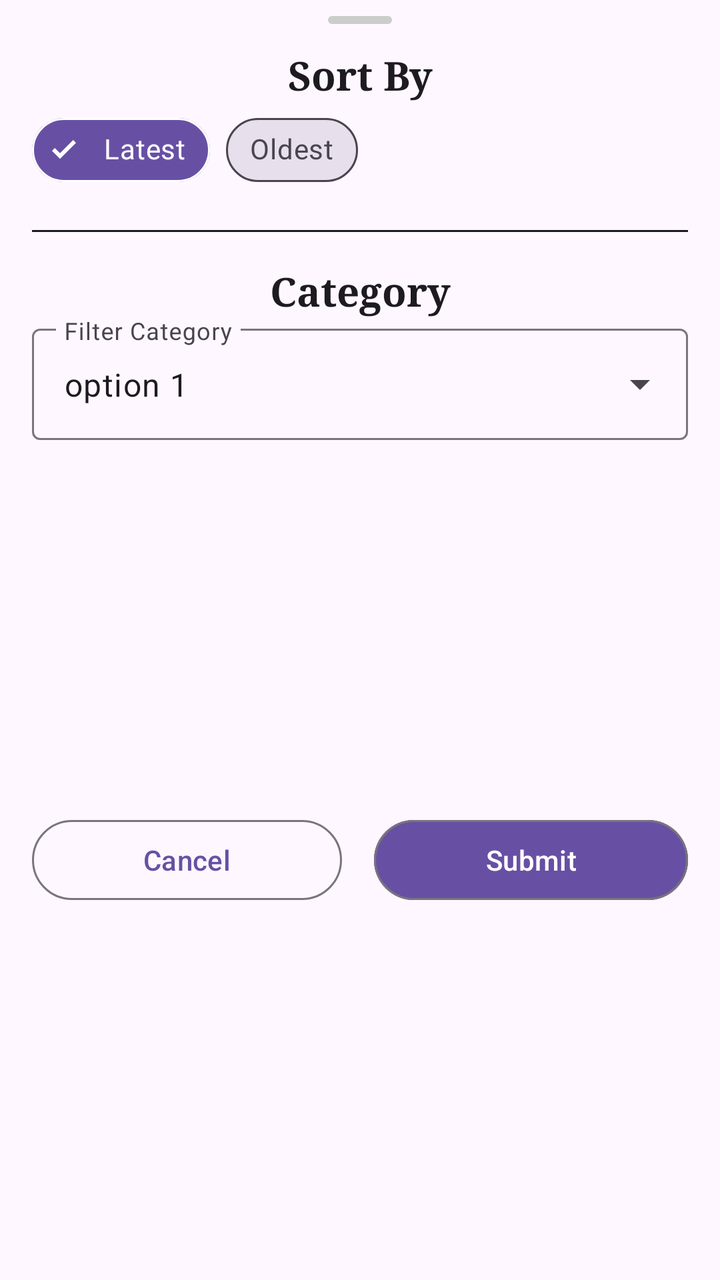
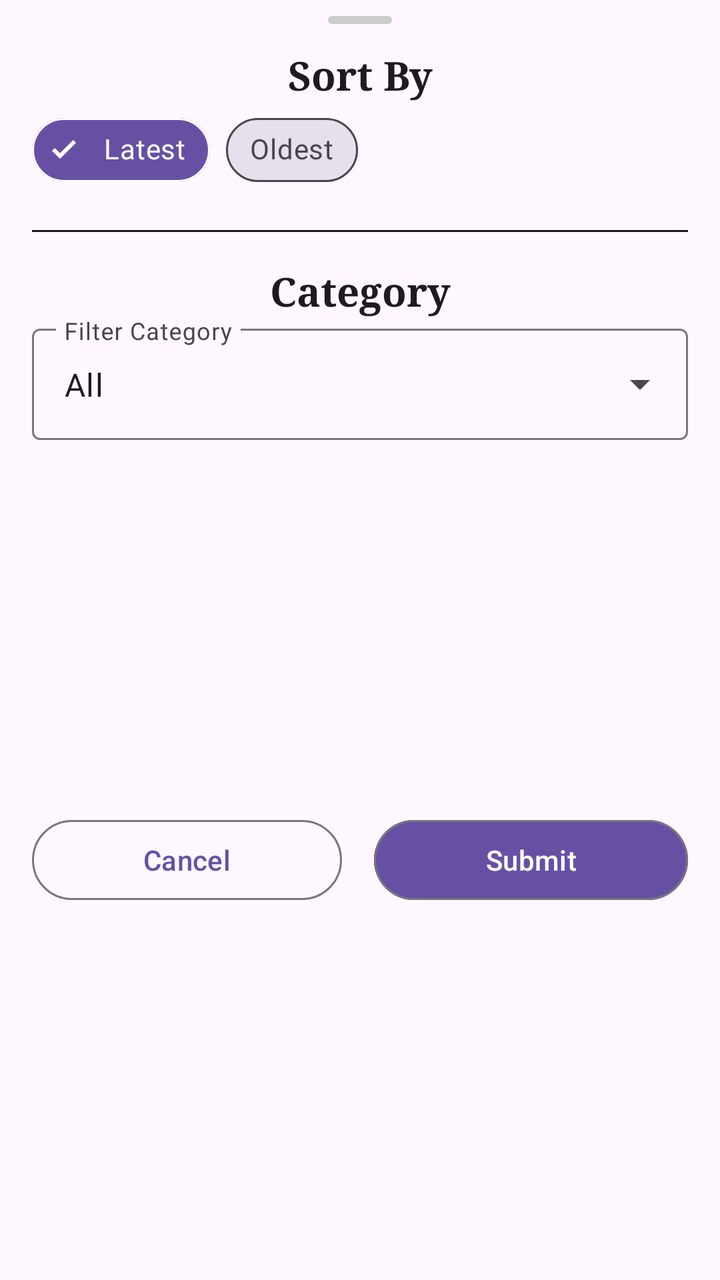

The first picture is an Android layout as it rendered before a commit; the second is the same layout after the commit. The layout source and the unified diff follow.
<!-- AndroidManifest.xml: application theme Theme.Curiate -->
<!-- res/layout/fragment_filter_modal.xml -->
<?xml version="1.0" encoding="utf-8"?>
<androidx.constraintlayout.widget.ConstraintLayout
    xmlns:android="http://schemas.android.com/apk/res/android"
    xmlns:tools="http://schemas.android.com/tools"
    android:layout_width="match_parent"
    android:layout_height="match_parent"
    android:paddingHorizontal="@dimen/card_margin_horizontal"
    xmlns:app="http://schemas.android.com/apk/res-auto"
    tools:context=".ui.savedscreen.FilterModal">

    <View
        android:id="@+id/drag_handle"
        android:layout_width="32dp"
        android:layout_height="4dp"
        android:layout_marginTop="@dimen/spacing_small"
        android:background="@drawable/bottom_sheet_drag_handle"
        app:layout_constraintTop_toTopOf="parent"
        app:layout_constraintStart_toStartOf="parent"
        app:layout_constraintEnd_toEndOf="parent" />

    <TextView
        android:id="@+id/sort_by_tv"
        style="@style/Curiate.TextAppearance.Title"
        android:layout_width="wrap_content"
        android:layout_height="wrap_content"
        android:layout_marginTop="@dimen/spacing_medium"
        android:text="@string/sort_by"
        app:layout_constraintTop_toTopOf="@id/drag_handle"
        app:layout_constraintStart_toStartOf="parent"
        app:layout_constraintEnd_toEndOf="parent"/>

    <com.google.android.material.chip.ChipGroup
        android:id="@+id/sort_chips"
        android:layout_width="match_parent"
        android:layout_height="wrap_content"
        app:singleSelection="true"
        app:selectionRequired="true"
        app:checkedChip="@+id/chip_latest"
        app:layout_constraintTop_toBottomOf="@id/sort_by_tv"
        app:layout_constraintStart_toStartOf="parent"
        app:layout_constraintEnd_toEndOf="parent">

        <com.google.android.material.chip.Chip
            android:id="@+id/chip_latest"
            style="@style/Widget.MaterialComponents.Chip.Choice"
            android:layout_width="wrap_content"
            android:layout_height="wrap_content"
            android:text="@string/latest"
            android:checkable="true"
            app:checkedIcon="@drawable/check_icon"
            app:checkedIconVisible="true"
            app:checkedIconTint="@color/bnv_icon_color"
            app:chipBackgroundColor="@color/bnv_background_color"
            app:chipStrokeColor="@color/bnv_text_color"
            app:chipStrokeWidth="1dp"
            android:textColor="@color/bnv_text_color"/>

        <com.google.android.material.chip.Chip
            android:id="@+id/chip_oldest"
            style="@style/Widget.MaterialComponents.Chip.Choice"
            android:layout_width="wrap_content"
            android:layout_height="wrap_content"
            android:text="@string/oldest"
            android:checkable="true"
            app:checkedIcon="@drawable/check_icon"
            app:checkedIconVisible="true"
            app:checkedIconTint="@color/bnv_icon_color"
            app:chipBackgroundColor="@color/bnv_background_color"
            app:chipStrokeColor="@color/bnv_text_color"
            app:chipStrokeWidth="1dp"
            android:textColor="@color/bnv_text_color"/>
    </com.google.android.material.chip.ChipGroup>

    <View
        android:id="@+id/divider"
        android:layout_width="0dp"
        android:layout_height="@dimen/divider_height"
        android:background="?attr/colorOnSurface"
        android:layout_marginVertical="@dimen/spacing_medium"
        app:layout_constraintTop_toBottomOf="@id/sort_chips"
        app:layout_constraintStart_toStartOf="@id/sort_chips"
        app:layout_constraintEnd_toEndOf="@id/sort_chips"/>

    <TextView
        android:id="@+id/filter_category"
        style="@style/Curiate.TextAppearance.Title"
        android:layout_width="wrap_content"
        android:layout_height="wrap_content"
        android:text="@string/category"
        android:layout_marginTop="@dimen/spacing_medium"
        app:layout_constraintTop_toBottomOf="@id/divider"
        app:layout_constraintStart_toStartOf="@id/sort_chips"
        app:layout_constraintEnd_toEndOf="@id/sort_chips"/>

    <com.google.android.material.textfield.TextInputLayout
        android:id="@+id/filter_dropdown"
        style="@style/Widget.Material3.TextInputLayout.OutlinedBox.ExposedDropdownMenu"
        android:hint="@string/filter_category"
        android:layout_width="match_parent"
        android:layout_height="wrap_content"
        app:layout_constraintTop_toBottomOf="@id/filter_category"
        app:layout_constraintStart_toStartOf="@id/sort_chips"
        app:layout_constraintEnd_toEndOf="@id/sort_chips">

        <AutoCompleteTextView
            android:layout_width="match_parent"
            android:layout_height="wrap_content"
            android:inputType="none"
            android:text="@string/option_1"
            android:labelFor="@id/filter_dropdown"/>

    </com.google.android.material.textfield.TextInputLayout>

    <LinearLayout
        android:id="@+id/action_buttons"
        android:layout_width="0dp"
        android:layout_height="wrap_content"
        android:orientation="horizontal"
        android:layout_marginTop="@dimen/spacing_medium"
        android:layout_marginBottom="@dimen/spacing_medium"
        app:layout_constraintTop_toBottomOf="@id/filter_dropdown"
        app:layout_constraintStart_toStartOf="@id/sort_chips"
        app:layout_constraintEnd_toEndOf="@id/sort_chips"
        app:layout_constraintBottom_toBottomOf="parent">

        <Button
            android:id="@+id/cancel_button"
            style="?attr/materialButtonOutlinedStyle"
            android:layout_width="wrap_content"
            android:layout_height="wrap_content"
            android:text="@string/cancel"
            android:layout_marginEnd="@dimen/spacing_medium"
            android:layout_weight="1"/>

        <Button
            android:id="@+id/submit_button"
            style="?attr/materialButtonOutlinedStyle"
            android:backgroundTint="?attr/colorPrimary"
            android:textColor="?attr/colorOnPrimary"
            android:layout_width="wrap_content"
            android:layout_height="wrap_content"
            android:text="@string/submit"
            android:layout_weight="1"/>

    </LinearLayout>



</androidx.constraintlayout.widget.ConstraintLayout>
<!-- resources referenced by this layout -->
<resources>
  <dimen name="card_margin_horizontal">16dp</dimen>
  <dimen name="divider_height">1dp</dimen>
  <dimen name="spacing_medium">16dp</dimen>
  <dimen name="spacing_small">8dp</dimen>
  <!-- drawable bottom_sheet_drag_handle (drawable) -->
  <?xml version="1.0" encoding="utf-8"?>
  <shape xmlns:android="http://schemas.android.com/apk/res/android"
      android:shape="rectangle">
      <solid android:color="#CCCCCC" /> <corners android:radius="2dp" />
  </shape>
  <!-- drawable check_icon (drawable) -->
  <vector xmlns:android="http://schemas.android.com/apk/res/android"
      android:width="24dp"
      android:height="24dp"
      android:viewportWidth="960"
      android:viewportHeight="960"
      android:tint="?attr/colorControlNormal">
    <path
        android:fillColor="@android:color/white"
        android:pathData="M400,656L240,496L296,440L400,544L664,280L720,336L400,656Z"/>
  </vector>
  <string name="cancel">Cancel</string>
  <string name="category">Category</string>
  <string name="filter_category">Filter Category</string>
  <string name="latest">Latest</string>
  <string name="oldest">Oldest</string>
  <string name="option_1">option 1</string>
  <string name="sort_by">Sort By</string>
  <string name="submit">Submit</string>
  <style name="Curiate.TextAppearance.Title" parent="Curiate.TextAppearance">
          <item name="android:fontFamily">serif</item>
          <item name="android:textStyle">bold</item>
          <item name="android:textSize">@dimen/font_size_large</item>
          <item name="android:textColor">?attr/colorOnSurface</item>
          <item name="android:lineSpacingExtra">@dimen/line_spacing_large</item>
      </style>
  <style name="Theme.Curiate" parent="Base.Theme.Curiate" />
  <style name="Curiate.TextAppearance" parent="TextAppearance.AppCompat">
          <item name="android:fontFamily">sans-serif</item>
      </style>
  <dimen name="font_size_large">20sp</dimen>
  <dimen name="line_spacing_large">4sp</dimen>
  <style name="Base.Theme.Curiate" parent="Theme.Material3.DayNight.NoActionBar" />
</resources>

<!-- the commit's change to res/layout/fragment_filter_modal.xml (unified diff, before → after) -->
@@ -103,10 +103,11 @@
         app:layout_constraintEnd_toEndOf="@id/sort_chips">
 
         <AutoCompleteTextView
+            android:id="@+id/filter_options"
             android:layout_width="match_parent"
             android:layout_height="wrap_content"
             android:inputType="none"
-            android:text="@string/option_1"
+            android:text="@string/all"
             android:labelFor="@id/filter_dropdown"/>
 
     </com.google.android.material.textfield.TextInputLayout>
<!-- resource entries referenced after the edit -->
@@ -21,12 +21,12 @@
         android:fillColor="@android:color/white"
         android:pathData="M400,656L240,496L296,440L400,544L664,280L720,336L400,656Z"/>
   </vector>
+  <string name="all">All</string>
   <string name="cancel">Cancel</string>
   <string name="category">Category</string>
   <string name="filter_category">Filter Category</string>
   <string name="latest">Latest</string>
   <string name="oldest">Oldest</string>
-  <string name="option_1">option 1</string>
   <string name="sort_by">Sort By</string>
   <string name="submit">Submit</string>
   <style name="Curiate.TextAppearance.Title" parent="Curiate.TextAppearance">
